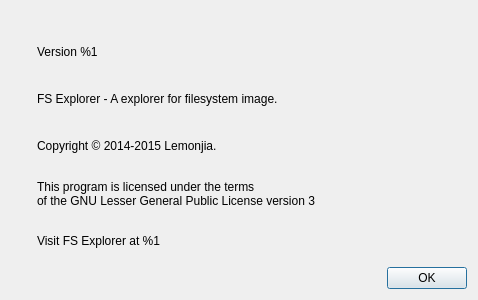
First picture: the form in fs-explorer/src/aboutdialog.ui, repository craftslab/fsexplorer, before the edit.
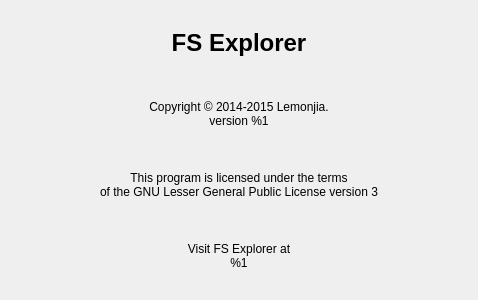
Second picture: the form after the edit. Icons and pictures are not drawn.

Commit message: [fs-explorer]: redesign widget of about dialog.

```diff
--- a/fs-explorer/src/aboutdialog.ui
+++ b/fs-explorer/src/aboutdialog.ui
@@ -11,64 +11,17 @@
    </rect>
   </property>
   <property name="windowTitle">
-   <string>About FS Explorer</string>
+   <string>FS Explorer</string>
   </property>
   <layout class="QVBoxLayout" name="verticalLayout_3">
    <item>
     <layout class="QHBoxLayout" name="horizontalLayout">
-     <item>
-      <layout class="QVBoxLayout" name="verticalLayout_2">
-       <item>
-        <widget class="QLabel" name="mIcon">
-         <property name="text">
-          <string/>
-         </property>
-         <property name="pixmap">
-          <pixmap resource="src.qrc">:/images/icon.png</pixmap>
-         </property>
-        </widget>
-       </item>
-       <item>
-        <spacer name="verticalSpacer">
-         <property name="orientation">
-          <enum>Qt::Vertical</enum>
-         </property>
-         <property name="sizeHint" stdset="0">
-          <size>
-           <width>20</width>
-           <height>40</height>
-          </size>
-         </property>
-        </spacer>
-       </item>
-      </layout>
-     </item>
      <item>
       <layout class="QVBoxLayout" name="verticalLayout">
-       <item>
-        <spacer name="horizontalSpacer">
-         <property name="orientation">
-          <enum>Qt::Horizontal</enum>
-         </property>
-         <property name="sizeHint" stdset="0">
-          <size>
-           <width>40</width>
-           <height>20</height>
-          </size>
-         </property>
-        </spacer>
-       </item>
-       <item>
-        <widget class="QLabel" name="mVersion">
-         <property name="text">
-          <string>Version %1</string>
-         </property>
-        </widget>
-       </item>
        <item>
         <widget class="QLabel" name="mName">
          <property name="text">
-          <string>FS Explorer - A explorer for filesystem image.</string>
+          <string>&lt;html&gt;&lt;head/&gt;&lt;body&gt;&lt;p align=&quot;center&quot;&gt;&lt;span style=&quot; font-size:18pt; font-weight:600;&quot;&gt;FS Explorer&lt;/span&gt;&lt;/p&gt;&lt;/body&gt;&lt;/html&gt;</string>
          </property>
          <property name="wordWrap">
           <bool>true</bool>
@@ -78,7 +31,7 @@
        <item>
         <widget class="QLabel" name="mCopyright">
          <property name="text">
-          <string>Copyright © 2014-2015 Lemonjia.</string>
+          <string>&lt;html&gt;&lt;head/&gt;&lt;body&gt;&lt;p align=&quot;center&quot;&gt;Copyright © 2014-2015 Lemonjia.&lt;br&gt;version %1&lt;/p&gt;&lt;/body&gt;&lt;/html&gt;</string>
          </property>
          <property name="wordWrap">
           <bool>true</bool>
@@ -88,8 +41,7 @@
        <item>
         <widget class="QLabel" name="mLicense">
          <property name="text">
-          <string>This program is licensed under the terms
-of the GNU Lesser General Public License version 3</string>
+          <string>&lt;html&gt;&lt;head/&gt;&lt;body&gt;&lt;p align=&quot;center&quot;&gt;This program is licensed under the terms&lt;br&gt;of the GNU Lesser General Public License version 3&lt;/p&gt;&lt;/body&gt;&lt;/html&gt;</string>
          </property>
          <property name="wordWrap">
           <bool>true</bool>
@@ -99,7 +51,7 @@
        <item>
         <widget class="QLabel" name="mHomepage">
          <property name="text">
-          <string>Visit FS Explorer at %1</string>
+          <string>&lt;html&gt;&lt;head/&gt;&lt;body&gt;&lt;p align=&quot;center&quot;&gt;Visit FS Explorer at&lt;br&gt;%1&lt;/p&gt;&lt;/body&gt;&lt;/html&gt;</string>
          </property>
          <property name="wordWrap">
           <bool>true</bool>
@@ -113,16 +65,6 @@
      </item>
     </layout>
    </item>
-   <item>
-    <widget class="QDialogButtonBox" name="mButtons">
-     <property name="orientation">
-      <enum>Qt::Horizontal</enum>
-     </property>
-     <property name="standardButtons">
-      <set>QDialogButtonBox::Ok</set>
-     </property>
-    </widget>
-   </item>
   </layout>
  </widget>
  <resources>
```
Left out of the diff: 35 changed lines with no effect on the pictures. The commit also changes 1 other file.
